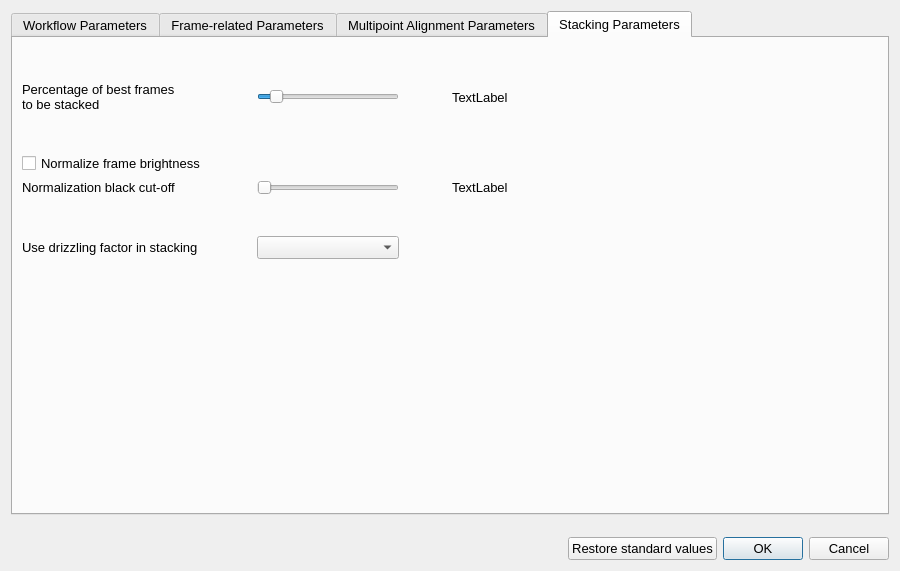
The window that planetary_system_stacker/parameter_configuration.ui (Rolf-Hempel/PlanetarySystemStacker) describes before a commit, drawn with Qt 5.
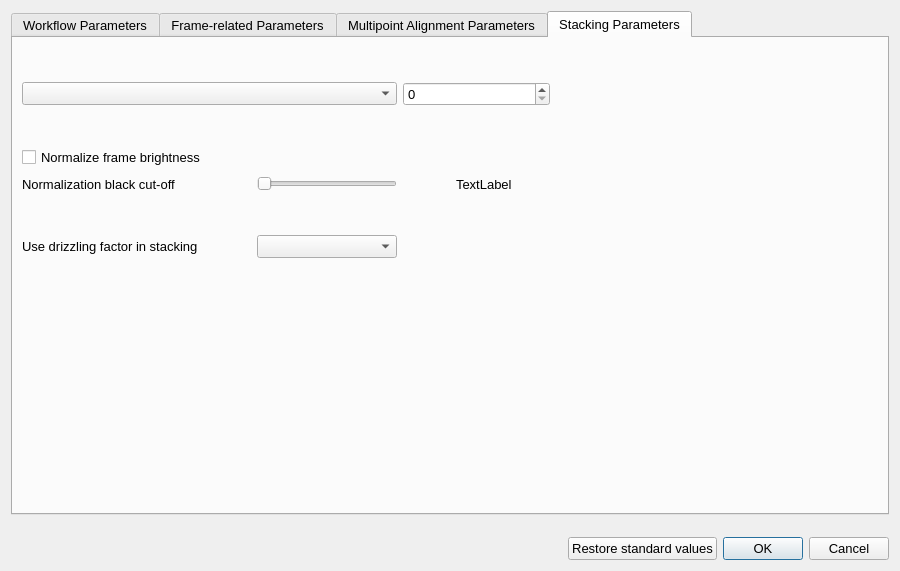
The same window after the commit. The open tabs and pages were chosen to show the change.

Commit message: stack limit alternatively based on number and percentage of frames

```diff
--- a/planetary_system_stacker/parameter_configuration.ui
+++ b/planetary_system_stacker/parameter_configuration.ui
@@ -927,38 +927,6 @@
          </property>
         </widget>
        </item>
-       <item row="1" column="2">
-        <widget class="QSlider" name="apfp_slider_value">
-         <property name="minimum">
-          <number>1</number>
-         </property>
-         <property name="maximum">
-          <number>100</number>
-         </property>
-         <property name="pageStep">
-          <number>1</number>
-         </property>
-         <property name="value">
-          <number>10</number>
-         </property>
-         <property name="orientation">
-          <enum>Qt::Horizontal</enum>
-         </property>
-        </widget>
-       </item>
-       <item row="1" column="3">
-        <spacer name="horizontalSpacer_11">
-         <property name="orientation">
-          <enum>Qt::Horizontal</enum>
-         </property>
-         <property name="sizeHint" stdset="0">
-          <size>
-           <width>40</width>
-           <height>20</height>
-          </size>
-         </property>
-        </spacer>
-       </item>
        <item row="4" column="4">
         <widget class="QLabel" name="fnt_label_display">
          <property name="text">
@@ -966,32 +934,6 @@
          </property>
         </widget>
        </item>
-       <item row="1" column="1">
-        <spacer name="horizontalSpacer_10">
-         <property name="orientation">
-          <enum>Qt::Horizontal</enum>
-         </property>
-         <property name="sizeHint" stdset="0">
-          <size>
-           <width>40</width>
-           <height>20</height>
-          </size>
-         </property>
-        </spacer>
-       </item>
-       <item row="1" column="5">
-        <spacer name="horizontalSpacer_12">
-         <property name="orientation">
-          <enum>Qt::Horizontal</enum>
-         </property>
-         <property name="sizeHint" stdset="0">
-          <size>
-           <width>40</width>
-           <height>20</height>
-          </size>
-         </property>
-        </spacer>
-       </item>
        <item row="2" column="0">
         <spacer name="verticalSpacer_5">
          <property name="orientation">
@@ -1005,18 +947,6 @@
          </property>
         </spacer>
        </item>
-       <item row="1" column="0">
-        <widget class="QLabel" name="apfp_label_parameter">
-         <property name="toolTip">
-          <string>At each alignment point the same number of frames are stacked.
-This value specifies this number relative to the total number of frames.</string>
-         </property>
-         <property name="text">
-          <string>Percentage of best frames
-to be stacked</string>
-         </property>
-        </widget>
-       </item>
        <item row="3" column="0" colspan="3">
         <widget class="QCheckBox" name="fn_checkBox">
          <property name="toolTip">
@@ -1040,13 +970,6 @@
          </property>
         </spacer>
        </item>
-       <item row="1" column="4">
-        <widget class="QLabel" name="apfp_label_display">
-         <property name="text">
-          <string>TextLabel</string>
-         </property>
-        </widget>
-       </item>
        <item row="4" column="2">
         <widget class="QSlider" name="fnt_slider_value">
          <property name="maximum">
@@ -1099,6 +1022,57 @@
        <item row="6" column="2">
         <widget class="QComboBox" name="sfdfs_comboBox"/>
        </item>
+       <item row="4" column="1">
+        <spacer name="horizontalSpacer_10">
+         <property name="orientation">
+          <enum>Qt::Horizontal</enum>
+         </property>
+         <property name="sizeHint" stdset="0">
+          <size>
+           <width>40</width>
+           <height>20</height>
+          </size>
+         </property>
+        </spacer>
+       </item>
+       <item row="4" column="3">
+        <spacer name="horizontalSpacer_11">
+         <property name="orientation">
+          <enum>Qt::Horizontal</enum>
+         </property>
+         <property name="sizeHint" stdset="0">
+          <size>
+           <width>40</width>
+           <height>20</height>
+          </size>
+         </property>
+        </spacer>
+       </item>
+       <item row="4" column="5">
+        <spacer name="horizontalSpacer_12">
+         <property name="orientation">
+          <enum>Qt::Horizontal</enum>
+         </property>
+         <property name="sizeHint" stdset="0">
+          <size>
+           <width>40</width>
+           <height>20</height>
+          </size>
+         </property>
+        </spacer>
+       </item>
+       <item row="1" column="0" colspan="3">
+        <widget class="QComboBox" name="apfp_comboBox">
+         <property name="toolTip">
+          <string>At each alignment point the same number of frames are stacked.
+This value can either be specified explicitly or by the percentage
+of the total number of frames.</string>
+         </property>
+        </widget>
+       </item>
+       <item row="1" column="3" colspan="2">
+        <widget class="QSpinBox" name="apfp_spinBox"/>
+       </item>
       </layout>
      </widget>
     </widget>
```
Left out of the diff: 30 changed lines with no effect on the pictures. The commit also changes 15 other files.
